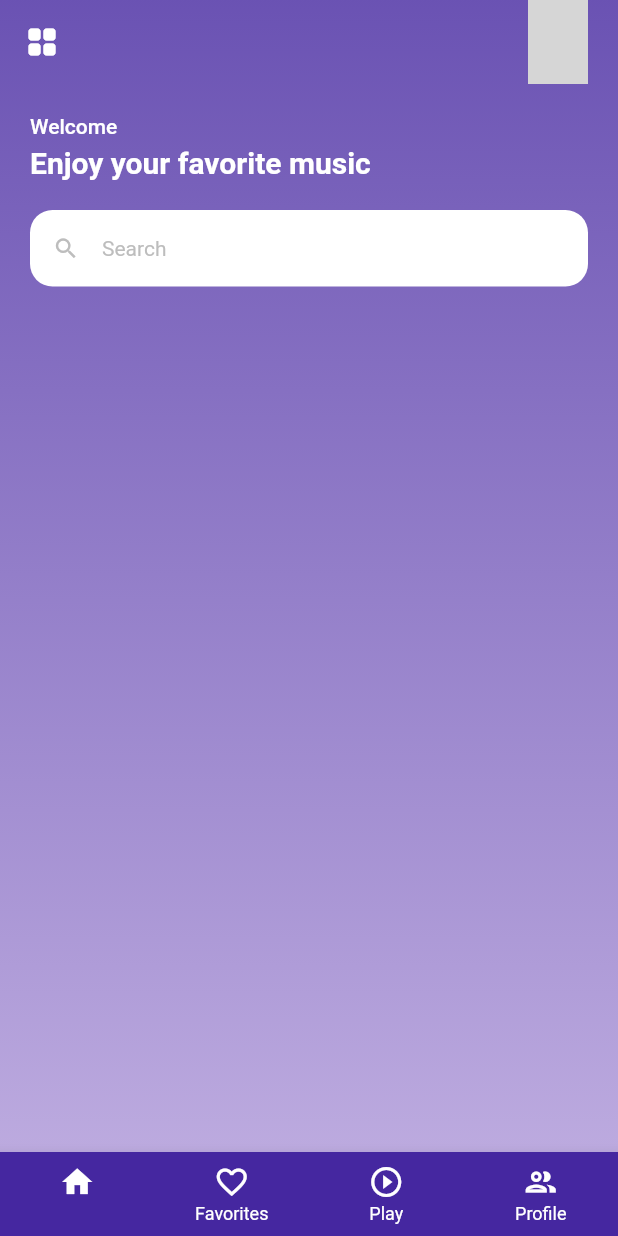
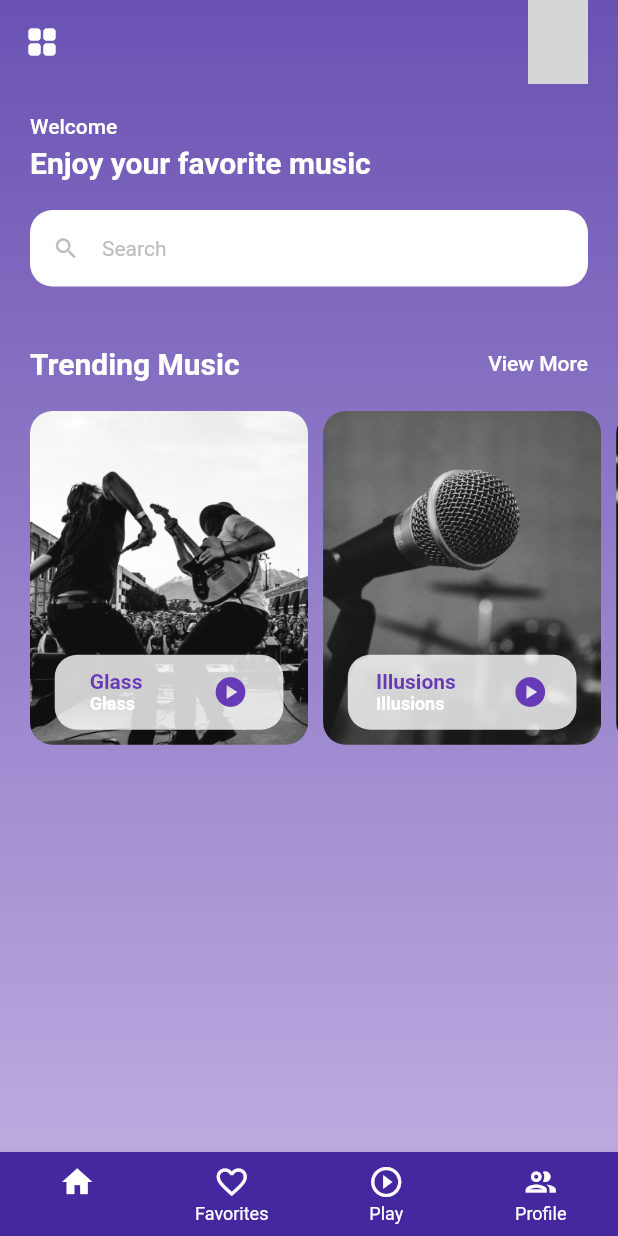
Before and after one commit to mmohammadmfallahm02/music_player, a Flutter app: the screen it shows after launch, on a phone screen of 412 x 824 dp. Run offline on Flutter 3.47's test engine with Material 2 defaults, Android fonts, the phone set to English and light mode, and no system bars; our stand-ins replace get, google_fonts; network calls fail; grey boxes are pictures that could not be loaded.

Commit message:
header section and music card created

```diff
--- /dev/null
+++ b/lib/common/widgets/section_header_widget.dart
@@ -0,0 +1,42 @@
+import 'package:flutter/material.dart';
+
+class SectionHeader extends StatelessWidget {
+  const SectionHeader({
+    Key? key,
+    required this.themeData,
+    required this.title,
+    this.action = 'View More',
+  }) : super(key: key);
+
+  final ThemeData themeData;
+  final String title;
+  final String action;
+
+  Text _buildActionWidget() {
+    return Text(
+      action,
+      style: themeData.textTheme.bodyLarge!.copyWith(
+        color: Colors.white,
+      ),
+    );
+  }
+
+  Widget _buildTitleWidget() {
+    return Text(
+      title,
+      style: themeData.textTheme.headline6!
+          .copyWith(color: Colors.white, fontWeight: FontWeight.bold),
+    );
+  }
+
+  @override
+  Widget build(BuildContext context) {
+    return Row(
+      mainAxisAlignment: MainAxisAlignment.spaceBetween,
+      children: [
+        _buildTitleWidget(),
+        _buildActionWidget(),
+      ],
+    );
+  }
+}
--- /dev/null
+++ b/lib/common/widgets/song_card_widget.dart
@@ -0,0 +1,83 @@
+import 'package:flutter/material.dart';
+import 'package:get/get.dart';
+
+import '../../models/models.dart';
+import '../routes/routes.dart';
+
+class SongCard extends StatelessWidget {
+  const SongCard({
+    Key? key,
+    required this.song,
+  }) : super(key: key);
+
+  final Song song;
+
+  Widget _buildTagWidget(ThemeData themeData) {
+    return Container(
+      height: 50,
+      width: Get.size.width * 0.37,
+      margin: const EdgeInsets.only(bottom: 10),
+      decoration: BoxDecoration(
+          borderRadius: BorderRadius.circular(15),
+          color: Colors.white.withOpacity(0.8)),
+      child: Row(
+        mainAxisAlignment: MainAxisAlignment.spaceAround,
+        children: [
+          Column(
+            crossAxisAlignment: CrossAxisAlignment.start,
+            mainAxisAlignment: MainAxisAlignment.center,
+            children: [
+              Text(
+                song.title,
+                style: themeData.textTheme.bodyLarge!.copyWith(
+                    color: Colors.deepPurple, fontWeight: FontWeight.bold),
+              ),
+              Text(
+                song.description,
+                style: themeData.textTheme.bodySmall!
+                    .copyWith(color: Colors.white, fontWeight: FontWeight.bold),
+              )
+            ],
+          ),
+          const Icon(
+            Icons.play_circle,
+            color: Colors.deepPurple,
+          )
+        ],
+      ),
+    );
+  }
+
+  Widget _buildBackgroundImageWidget() {
+    return Container(
+      width: Get.size.width * 0.45,
+      decoration: BoxDecoration(
+          borderRadius: BorderRadius.circular(15),
+          image: DecorationImage(
+              image: AssetImage(
+                song.coverUrl,
+              ),
+              fit: BoxFit.cover)),
+    );
+  }
+
+  @override
+  Widget build(BuildContext context) {
+    final ThemeData themeData = Theme.of(context);
+    return InkWell(
+      onTap: () {
+        Get.toNamed(RouteName.songScreen, arguments: song);
+      },
+      child: Container(
+        margin: const EdgeInsets.only(right: 10),
+        child: Stack(
+          alignment: Alignment.bottomCenter,
+          children: [
+            _buildBackgroundImageWidget(),
+            _buildTagWidget(themeData),
+          ],
+        ),
+      ),
+    );
+  }
+}
--- /dev/null
+++ b/lib/common/widgets/widgets.dart
@@ -0,0 +1,3 @@
+library widgets;
+export './section_header_widget.dart';
+export './song_card_widget.dart';
--- a/lib/models/song_model.dart
+++ b/lib/models/song_model.dart
@@ -0,0 +1,34 @@
+class Song {
+  final String title;
+  final String description;
+  final String url;
+  final String coverUrl;
+
+  Song({
+    required this.title,
+    required this.description,
+    required this.url,
+    required this.coverUrl,
+  });
+
+  static List<Song> songs = [
+    Song(
+      title: 'Glass',
+      description: 'Glass',
+      url: 'assets/music/glass.mp3',
+      coverUrl: 'assets/images/glass.jpg',
+    ),
+    Song(
+      title: 'Illusions',
+      description: 'Illusions',
+      url: 'assets/music/illusions.mp3',
+      coverUrl: 'assets/images/illusions.jpg',
+    ),
+    Song(
+      title: 'Pray',
+      description: 'Pray',
+      url: 'assets/music/pray.mp3',
+      coverUrl: 'assets/images/pray.jpg',
+    ),
+  ];
+}
--- a/lib/screens/home_screen.dart
+++ b/lib/screens/home_screen.dart
@@ -1,4 +1,8 @@
 import 'package:flutter/material.dart';
+import 'package:get/get.dart';
+import 'package:music_player_app/models/models.dart';
+
+import '../common/widgets/widgets.dart';
 
 class HomeScreen extends StatelessWidget {
   const HomeScreen({super.key});
@@ -46,6 +50,7 @@ class HomeScreen extends StatelessWidget {
   @override
   Widget build(BuildContext context) {
     final ThemeData themeData = Theme.of(context);
+    final List<Song> songs = Song.songs;
     return Container(
       decoration: BoxDecoration(
           gradient: LinearGradient(
@@ -60,7 +65,42 @@ class HomeScreen extends StatelessWidget {
         appBar: const _BuildCustomAppBar(),
         bottomNavigationBar: const _BuildCustomNavBar(),
         body: SingleChildScrollView(
-          child: Column(children: [_discoverMusicWidget(themeData)]),
+          child: Column(children: [
+            _discoverMusicWidget(themeData),
+            Padding(
+              padding: const EdgeInsets.only(
+                left: 20.0,
+                top: 20.0,
+                bottom: 20.0,
+              ),
+              child: Column(
+                children: [
+                  Padding(
+                    padding: const EdgeInsets.only(right: 20.0),
+                    child: SectionHeader(
+                      themeData: themeData,
+                      title: 'Trending Music',
+                    ),
+                  ),
+                  const SizedBox(
+                    height: 20,
+                  ),
+                  SizedBox(
+                    height: Get.size.height * 0.27,
+                    child: ListView.builder(
+                        itemCount: songs.length,
+
+                        scrollDirection: Axis.horizontal,
+                        itemBuilder: (context, index) {
+                          final song = songs[index];
+                          return SongCard(song: song);
+                        }),
+                  )
+                ],
+              ),
+
+            )
+          ]),
         ),
       ),
     );
--- a/pubspec.yaml
+++ b/pubspec.yaml
@@ -63,9 +63,9 @@ flutter:
   uses-material-design: true
 
   # To add assets to your application, add an assets section, like this:
-  # assets:
-  #   - images/a_dot_burr.jpeg
-  #   - images/a_dot_ham.jpeg
+  assets:
+    - assets/images/
+    - assets/music/
 
   # An image asset can refer to one or more resolution-specific "variants", see
   # https://flutter.dev/assets-and-images/#resolution-aware
```
Also changed, not shown: assets/images/glass.jpg (added), assets/images/illusions.jpg (added), assets/images/pray.jpg (added), 3 other files.
